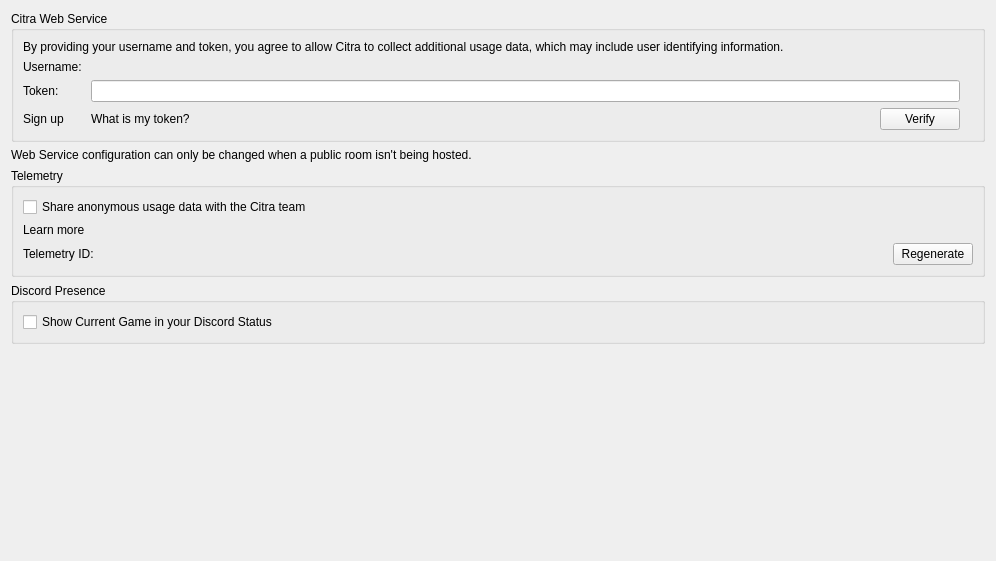
Above: src/lemonade_qt/configuration/configure_web.ui from rtiangha/Lemonade before the change. Below: the same form after it.
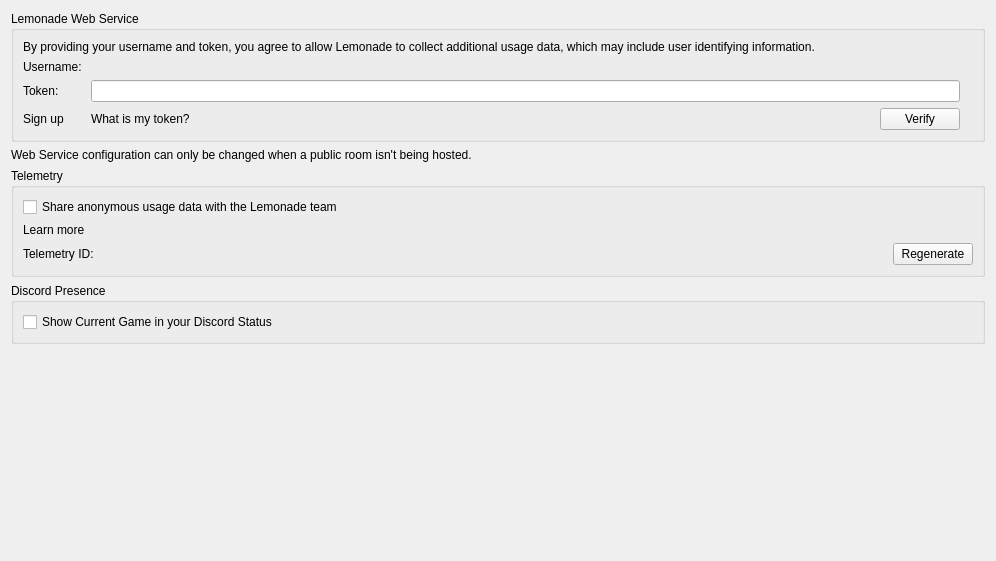
That is the form after the change.

Commit message: replace citra with lemonade in some text strings

The edit to the form file:
```diff
--- a/src/lemonade_qt/configuration/configure_web.ui
+++ b/src/lemonade_qt/configuration/configure_web.ui
@@ -19,13 +19,13 @@
      <item>
       <widget class="QGroupBox" name="groupBoxWebConfig">
        <property name="title">
-        <string>Citra Web Service</string>
+        <string>Lemonade Web Service</string>
        </property>
        <layout class="QVBoxLayout" name="verticalLayoutCitraWebService">
         <item>
          <widget class="QLabel" name="web_credentials_disclaimer">
           <property name="text">
-           <string>By providing your username and token, you agree to allow Citra to collect additional usage data, which may include user identifying information.</string>
+           <string>By providing your username and token, you agree to allow Lemonade to collect additional usage data, which may include user identifying information.</string>
           </property>
          </widget>
         </item>
@@ -128,7 +128,7 @@
         <item>
          <widget class="QCheckBox" name="toggle_telemetry">
           <property name="text">
-           <string>Share anonymous usage data with the Citra team</string>
+           <string>Share anonymous usage data with the Lemonade team</string>
           </property>
          </widget>
         </item>
```
The commit also changes 27 other files.
